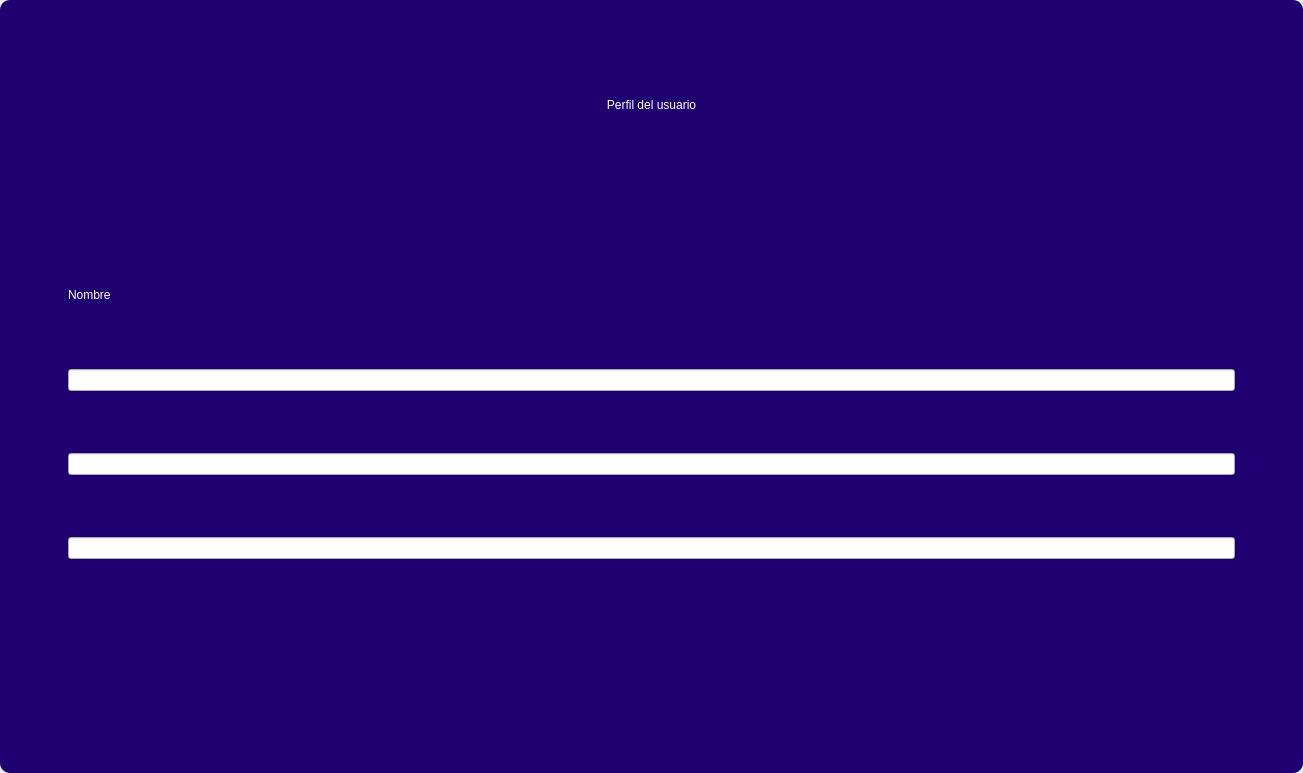
Qt form design/standar/mainuserprofile0.ui (codemiguel-dev/ERP-EmprendeSoft-Desktop) before a commit.
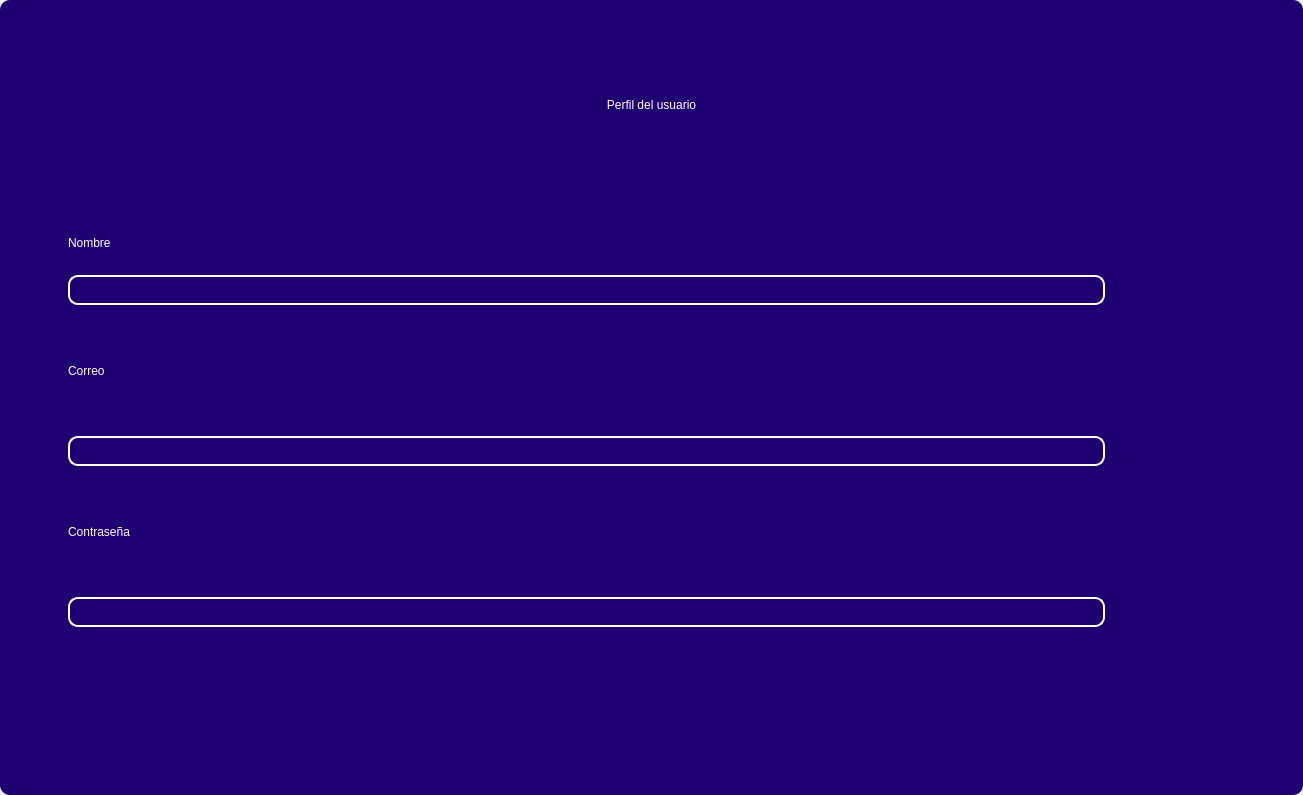
The same form after that commit. Icons and pictures are not drawn.

```diff
--- a/design/standar/mainuserprofile0.ui
+++ b/design/standar/mainuserprofile0.ui
@@ -7,7 +7,7 @@
     <x>0</x>
     <y>0</y>
     <width>1303</width>
-    <height>773</height>
+    <height>795</height>
    </rect>
   </property>
   <property name="windowTitle">
@@ -325,25 +325,28 @@
           <item>
            <layout class="QVBoxLayout" name="verticalLayout_4">
             <property name="spacing">
-             <number>50</number>
+             <number>20</number>
+            </property>
+            <property name="sizeConstraint">
+             <enum>QLayout::SetMinAndMaxSize</enum>
             </property>
             <property name="leftMargin">
              <number>50</number>
             </property>
             <property name="topMargin">
-             <number>100</number>
+             <number>60</number>
             </property>
             <property name="rightMargin">
-             <number>50</number>
+             <number>180</number>
             </property>
             <property name="bottomMargin">
-             <number>181</number>
+             <number>150</number>
             </property>
             <item>
              <widget class="QLabel" name="label_2">
               <property name="maximumSize">
                <size>
-                <width>16777215</width>
+                <width>200</width>
                 <height>25</height>
                </size>
               </property>
@@ -356,13 +359,134 @@
              </widget>
             </item>
             <item>
-             <widget class="QLineEdit" name="lineEdit"/>
+             <widget class="QLineEdit" name="lineEdit">
+              <property name="maximumSize">
+               <size>
+                <width>16777215</width>
+                <height>30</height>
+               </size>
+              </property>
+              <property name="styleSheet">
+               <string notr="true">QLineEdit{
+background-color: rgba(0, 0, 0,0);
+border-radius:10px; 
+font: 12pt &quot;Arial&quot;;
+color: rgb(255, 255, 254);
+border: 2px solid  rgb(255, 255, 255);
+
+}
+
+QLineEdit:hover{
+background-color: rgba(0, 0, 0,0);
+border-radius:10px; 
+font: 12pt &quot;Arial&quot;;
+border: 2px solid  rgb(120, 0, 171);
+}
+
+QLineEdit:focus{
+background-color: rgb(0, 0, 0);
+border-radius:10px; 
+font: 12pt &quot;Arial&quot;;
+border: 2px solid rgb(120, 0, 171);
+}
+
+</string>
+              </property>
+             </widget>
             </item>
             <item>
-             <widget class="QLineEdit" name="lineEdit_2"/>
+             <widget class="QLabel" name="label_3">
+              <property name="styleSheet">
+               <string notr="true">color: rgb(255, 255, 255);
+font: 16pt &quot;MS Shell Dlg 2&quot;;</string>
+              </property>
+              <property name="text">
+               <string>Correo</string>
+              </property>
+             </widget>
             </item>
             <item>
-             <widget class="QLineEdit" name="lineEdit_3"/>
+             <widget class="QLineEdit" name="lineEdit_2">
+              <property name="maximumSize">
+               <size>
+                <width>16777215</width>
+                <height>30</height>
+               </size>
+              </property>
+              <property name="styleSheet">
+               <string notr="true">QLineEdit{
+background-color: rgba(0, 0, 0,0);
+border-radius:10px; 
+font: 12pt &quot;Arial&quot;;
+color: rgb(255, 255, 254);
+border: 2px solid  rgb(255, 255, 255);
+
+}
+
+QLineEdit:hover{
+background-color: rgba(0, 0, 0,0);
+border-radius:10px; 
+font: 12pt &quot;Arial&quot;;
+border: 2px solid  rgb(120, 0, 171);
+}
+
+QLineEdit:focus{
+background-color: rgb(0, 0, 0);
+border-radius:10px; 
+font: 12pt &quot;Arial&quot;;
+border: 2px solid rgb(120, 0, 171);
+}
+
+</string>
+              </property>
+             </widget>
+            </item>
+            <item>
+             <widget class="QLabel" name="label_4">
+              <property name="styleSheet">
+               <string notr="true">color: rgb(255, 255, 255);
+font: 16pt &quot;MS Shell Dlg 2&quot;;</string>
+              </property>
+              <property name="text">
+               <string>Contraseña</string>
+              </property>
+             </widget>
+            </item>
+            <item>
+             <widget class="QLineEdit" name="lineEdit_3">
+              <property name="maximumSize">
+               <size>
+                <width>16777215</width>
+                <height>30</height>
+               </size>
+              </property>
+              <property name="styleSheet">
+               <string notr="true">QLineEdit{
+background-color: rgba(0, 0, 0,0);
+border-radius:10px; 
+font: 12pt &quot;Arial&quot;;
+color: rgb(255, 255, 254);
+border: 2px solid  rgb(255, 255, 255);
+
+}
+
+QLineEdit:hover{
+background-color: rgba(0, 0, 0,0);
+border-radius:10px; 
+font: 12pt &quot;Arial&quot;;
+border: 2px solid  rgb(120, 0, 171);
+}
+
+QLineEdit:focus{
+background-color: rgb(0, 0, 0);
+border-radius:10px; 
+font: 12pt &quot;Arial&quot;;
+border: 2px solid rgb(120, 0, 171);
+}
+
+</string>
+              </property>
+             </widget>
             </item>
            </layout>
           </item>
```
Left out of the diff: 3 changed lines with no effect on the pictures.
